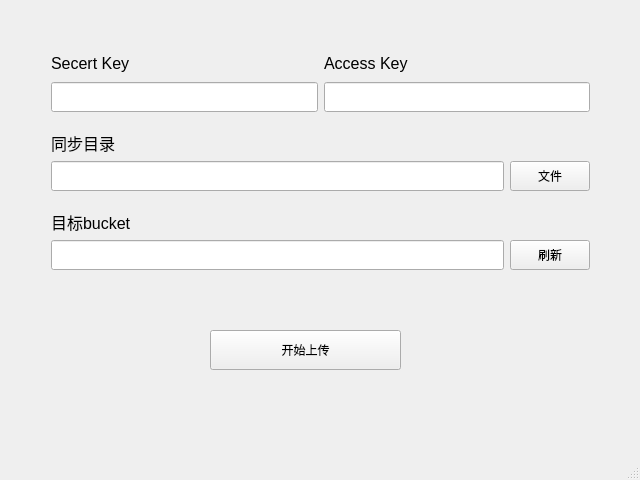
The window that mainwindow.ui (dawn520/qiniuQT) describes before a commit, drawn with Qt 5.
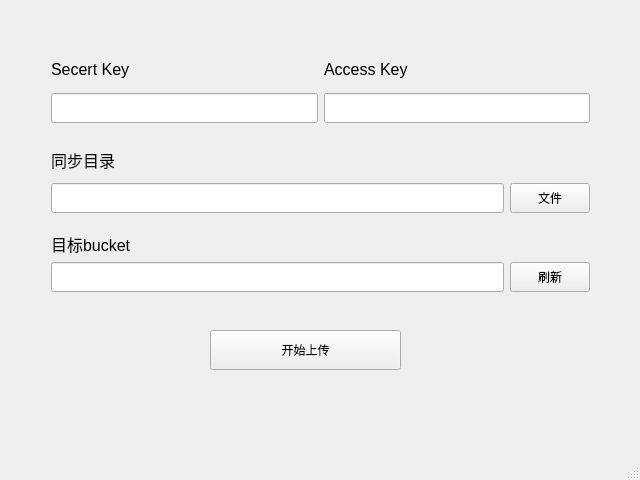
The same window after the commit.

Patch:
```diff
--- a/mainwindow.ui
+++ b/mainwindow.ui
@@ -26,7 +26,7 @@
       <x>40</x>
       <y>40</y>
       <width>561</width>
-      <height>241</height>
+      <height>263</height>
      </rect>
     </property>
     <layout class="QVBoxLayout" name="verticalLayout_3">
```
Left out of the diff: 2 changed lines with no effect on the pictures.
